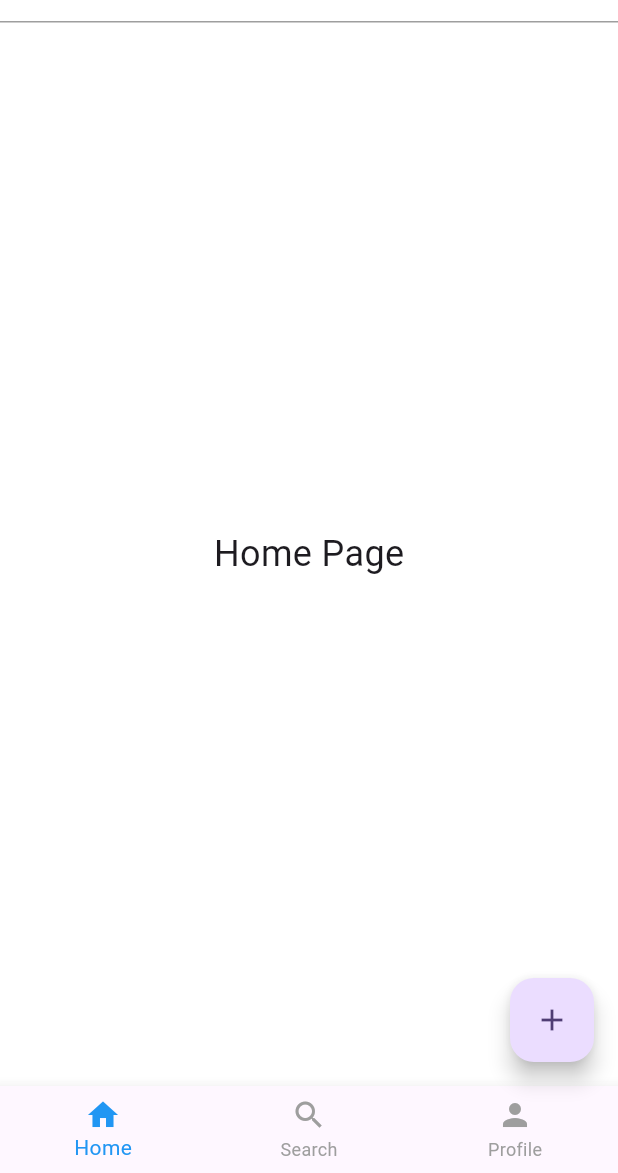
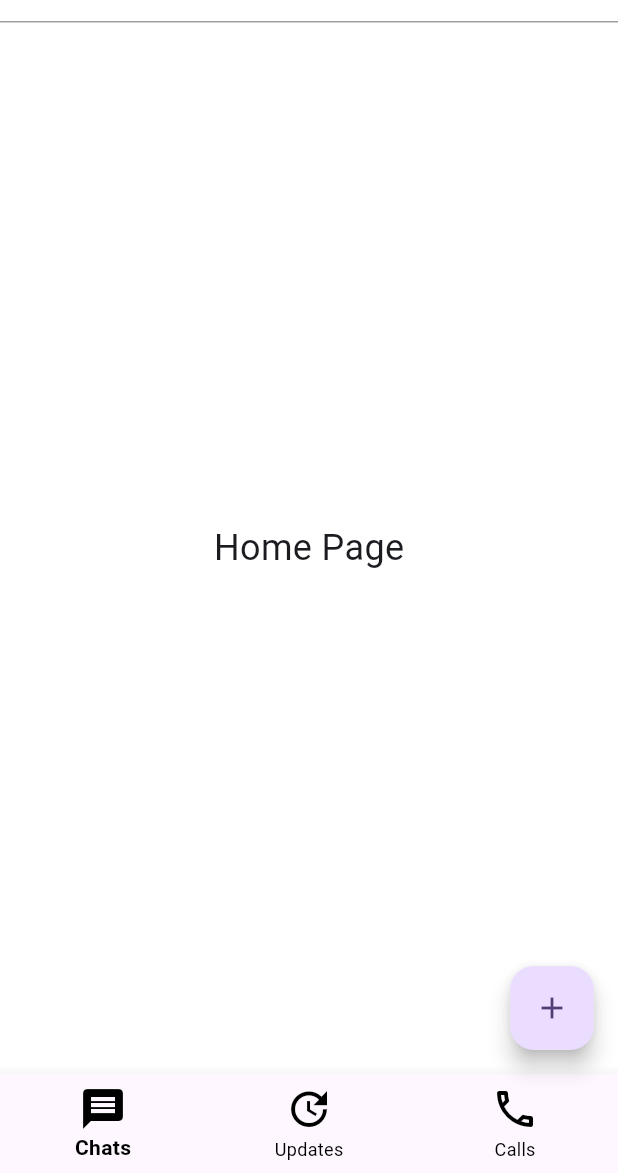
Before and after one commit to fdg2425/whatsapp_ui, a Flutter app: the screen it shows after launch, on a phone screen of 412 x 824 dp, the part 63-1236 px from its top. Run offline on Flutter 3.47's test engine with Material 3 defaults, Android fonts, the phone set to English and light mode, and no system bars.

Commit message:
change navigation bar icons and labels

```diff
--- a/lib/main.dart
+++ b/lib/main.dart
@@ -178,21 +178,31 @@ class _MyHomePageState extends State<MyHomePage> {
         onTap: _onItemTapped, // Change tab when clicked
         items: const [
           BottomNavigationBarItem(
-            icon: Icon(Icons.home),
-            label: 'Home',
+            icon: Icon(
+              Icons.message,
+              size: 32,
+            ),
+            label: 'Chats',
           ),
           BottomNavigationBarItem(
-            icon: Icon(Icons.search),
-            label: 'Search',
+            icon: Icon(
+              Icons.update,
+              size: 32,
+            ),
+            label: 'Updates',
           ),
           BottomNavigationBarItem(
-            icon: Icon(Icons.person),
-            label: 'Profile',
+            icon: Icon(
+              Icons.call_outlined,
+              size: 32,
+            ),
+            label: 'Calls',
           ),
         ],
-        selectedItemColor: Colors.blue, // Active tab color
-        unselectedItemColor: Colors.grey, // Inactive tab color
+        selectedItemColor: Colors.black, // Active tab color
+        unselectedItemColor: Colors.black, // Inactive tab color
         showUnselectedLabels: true, // Show labels for all items
+        selectedLabelStyle: const TextStyle(fontWeight: FontWeight.bold),
       ),
     );
   }
```
